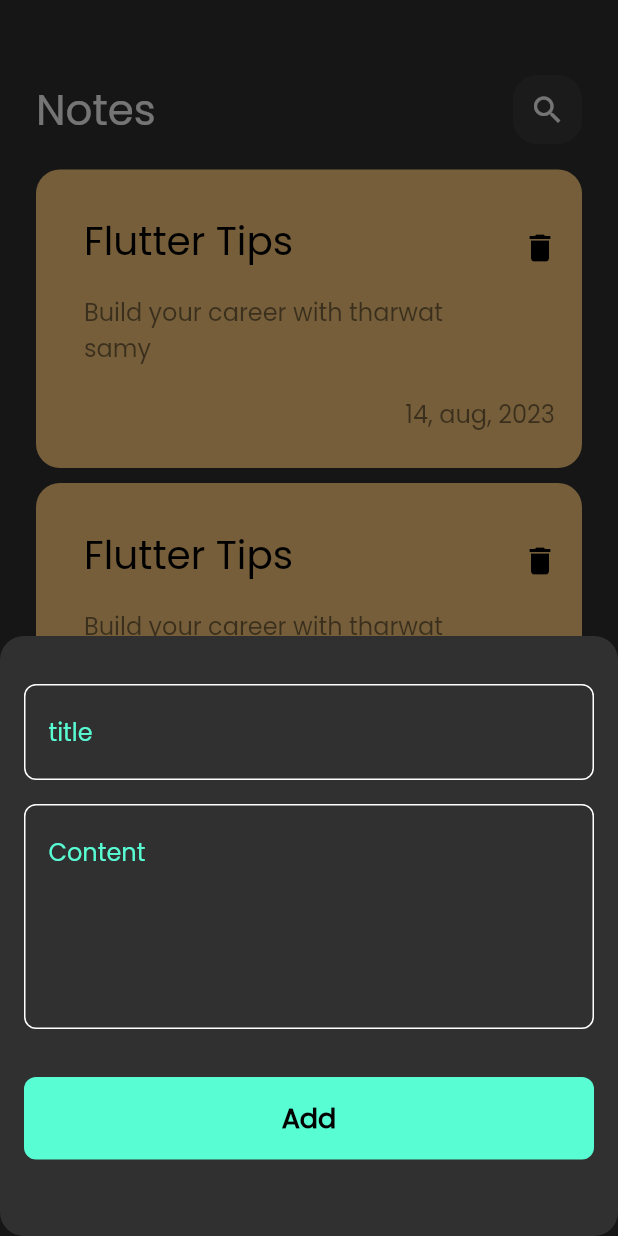
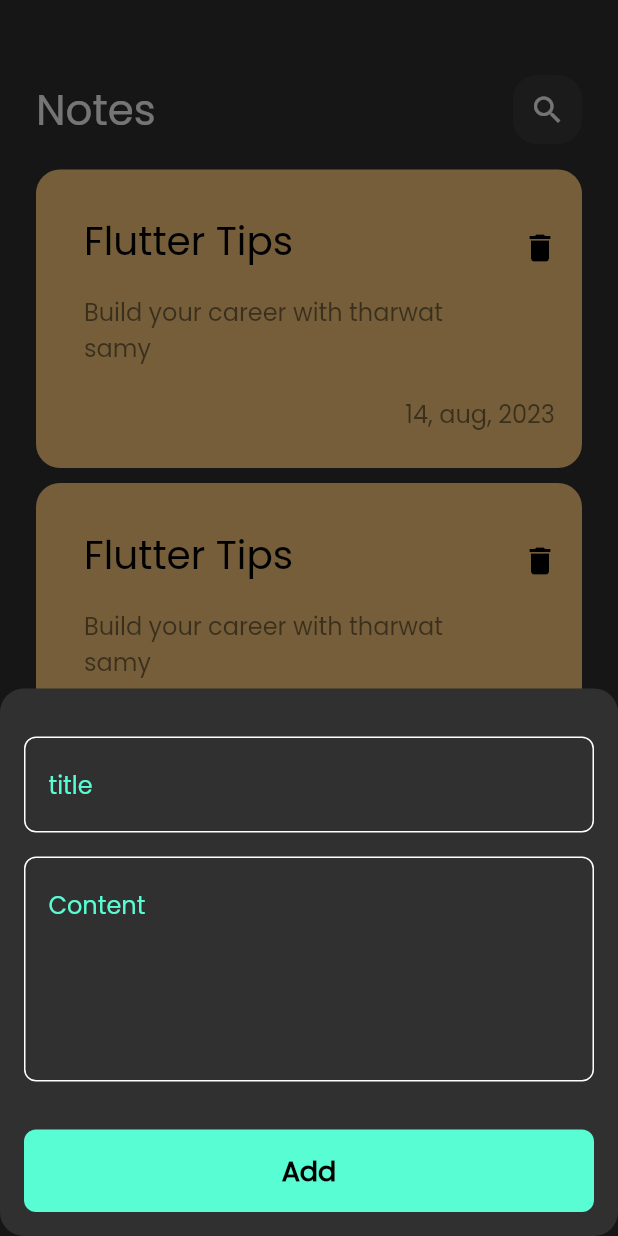
Before and after one commit to Rajab-Alkahef/note_app, a Flutter app: the screen it shows after launch, after a tap on the "add" icon, on a phone screen of 412 x 824 dp. Run offline on Flutter 3.47's test engine with Material 2 defaults, Android fonts, the phone set to English and light mode, and no system bars; drawn by our look-alikes of modal_progress_hud_nsn; our stand-ins replace bloc, flutter_bloc, hive, hive_flutter; accounts and stored records are empty.

Commit message:
fix issue show keyboard

```diff
--- a/lib/Views/note_view.dart
+++ b/lib/Views/note_view.dart
@@ -1,5 +1,5 @@
 import 'package:flutter/material.dart';
-import 'package:flutter/src/widgets/framework.dart';
+
 import 'package:notes_app/Views/widgets/add_note_bottom_sheet.dart';
 import 'package:notes_app/Views/widgets/notes_view_body.dart';
 
@@ -12,6 +12,7 @@ class notesView extends StatelessWidget {
       floatingActionButton: FloatingActionButton(
         onPressed: () {
           showModalBottomSheet(
+              isScrollControlled: true,
               shape: RoundedRectangleBorder(
                 borderRadius: BorderRadius.circular(16),
               ),
@@ -20,7 +21,7 @@ class notesView extends StatelessWidget {
                 return const AddNotesBottomSheet();
               });
         },
-        child: Icon(Icons.add),
+        child: const Icon(Icons.add),
       ),
       body: const NotesViewBody(),
     );
--- a/lib/Views/widgets/add_note_bottom_sheet.dart
+++ b/lib/Views/widgets/add_note_bottom_sheet.dart
@@ -13,7 +13,6 @@ class AddNotesBottomSheet extends StatelessWidget {
     return BlocProvider(
       create: (context) => AddNoteCubit(),
       child: Container(
-        height: 400,
         child: BlocConsumer<AddNoteCubit, AddNoteState>(
           listener: (context, state) {
             if (state is AddNoteFailure) {
@@ -29,7 +28,10 @@ class AddNotesBottomSheet extends StatelessWidget {
               child: AbsorbPointer(
                 absorbing: state is AddNoteLoading ? true : false,
                 child: Padding(
-                  padding: EdgeInsets.symmetric(horizontal: 16.0),
+                  padding: EdgeInsets.only(
+                      right: 16,
+                      left: 16,
+                      bottom: MediaQuery.of(context).viewInsets.bottom),
                   child: const SingleChildScrollView(
                     child: AddNoteForm(),
                   ),
--- a/lib/main.dart
+++ b/lib/main.dart
@@ -3,7 +3,6 @@ import 'package:flutter_bloc/flutter_bloc.dart';
 import 'package:notes_app/Views/note_view.dart';
 import 'package:hive_flutter/hive_flutter.dart';
 import 'package:notes_app/constants.dart';
-import 'package:notes_app/cubits/add_note_cubit/add_note_cubit.dart';
 import 'package:notes_app/model/note_model.dart';
 import 'package:notes_app/simple_bloc_observer.dart';
 
```
